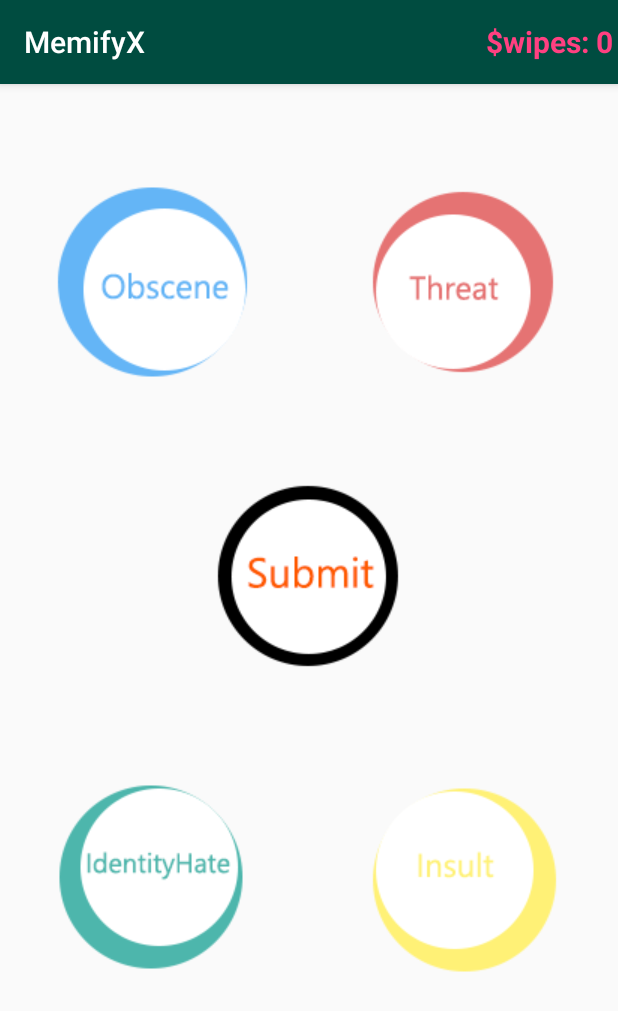
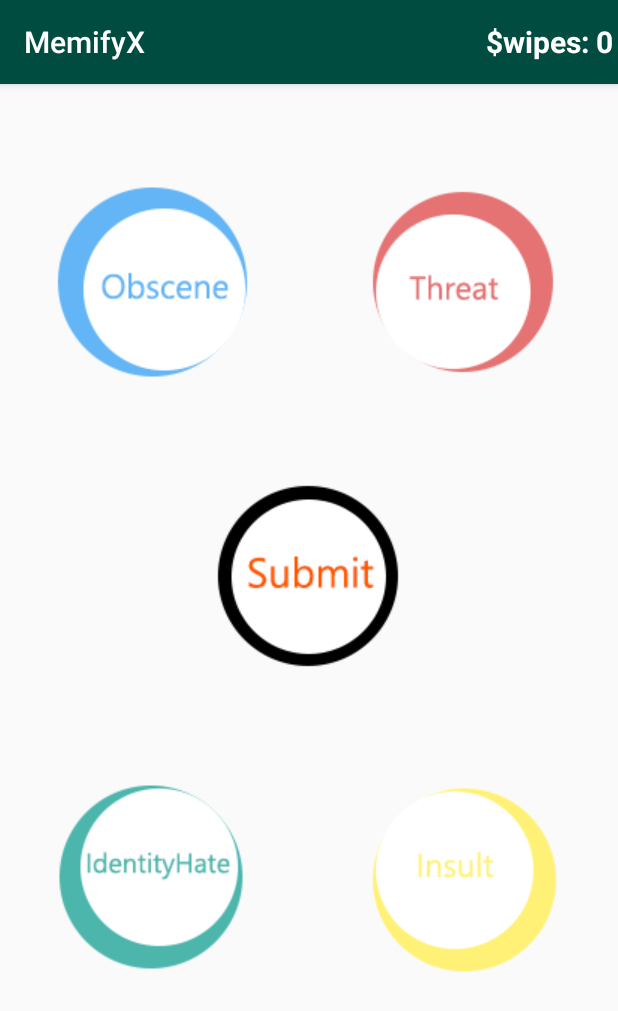
Before and after one commit to nimesha95/MemifyX, an Android app: the typeButtonsActivity screen opened directly, with no data from a screen before it, on a phone screen of 412 x 824 dp. Shown: the top 1011 px of the screen. Run offline under Robolectric (Android 15) with nearby library versions, the phone set to English and light mode, and no system bars; our stand-ins replace Firebase (no records; nobody signed in at launch, a user with empty details on screens opened directly); libraries missing offline, so code that uses them is left out: com.afollestad.bridge; 2 statements that could not run were skipped.

Commit message:
Made swipe counter white

```diff
--- a/app/src/main/java/com/example/nimesha/memifyx/MemeSlider.java
+++ b/app/src/main/java/com/example/nimesha/memifyx/MemeSlider.java
@@ -3,6 +3,7 @@ package com.example.nimesha.memifyx;
 import android.app.ProgressDialog;
 import android.content.Intent;
 import android.content.SharedPreferences;
+import android.graphics.Color;
 import android.graphics.Typeface;
 import android.support.v7.app.AppCompatActivity;
 import android.os.Bundle;
@@ -253,7 +254,7 @@ public class MemeSlider extends AppCompatActivity {
         tv = new TextView(this);
 
         tv.setText("$wipes: " + swipes);
-        tv.setTextColor(getResources().getColor(R.color.colorAccent));
+        tv.setTextColor(Color.WHITE);
         tv.setPadding(5, 0, 5, 0);
         tv.setTypeface(null, Typeface.BOLD);
         tv.setTextSize(20);
--- a/app/src/main/java/com/example/nimesha/memifyx/typeButtonsActivity.java
+++ b/app/src/main/java/com/example/nimesha/memifyx/typeButtonsActivity.java
@@ -335,7 +335,7 @@ public class typeButtonsActivity extends AppCompatActivity {
         tv = new TextView(this);
 
         tv.setText("$wipes: " + swipes);
-        tv.setTextColor(getResources().getColor(R.color.colorAccent));
+        tv.setTextColor(Color.WHITE);
         tv.setPadding(5, 0, 5, 0);
         tv.setTypeface(null, Typeface.BOLD);
         tv.setTextSize(20);
```
